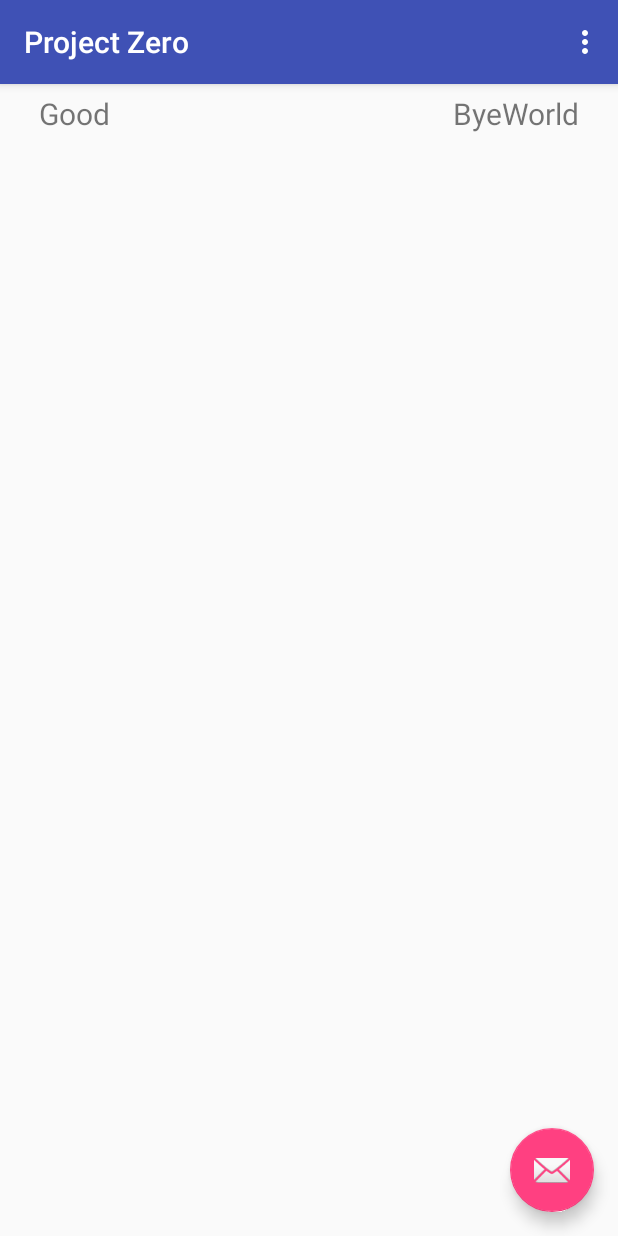
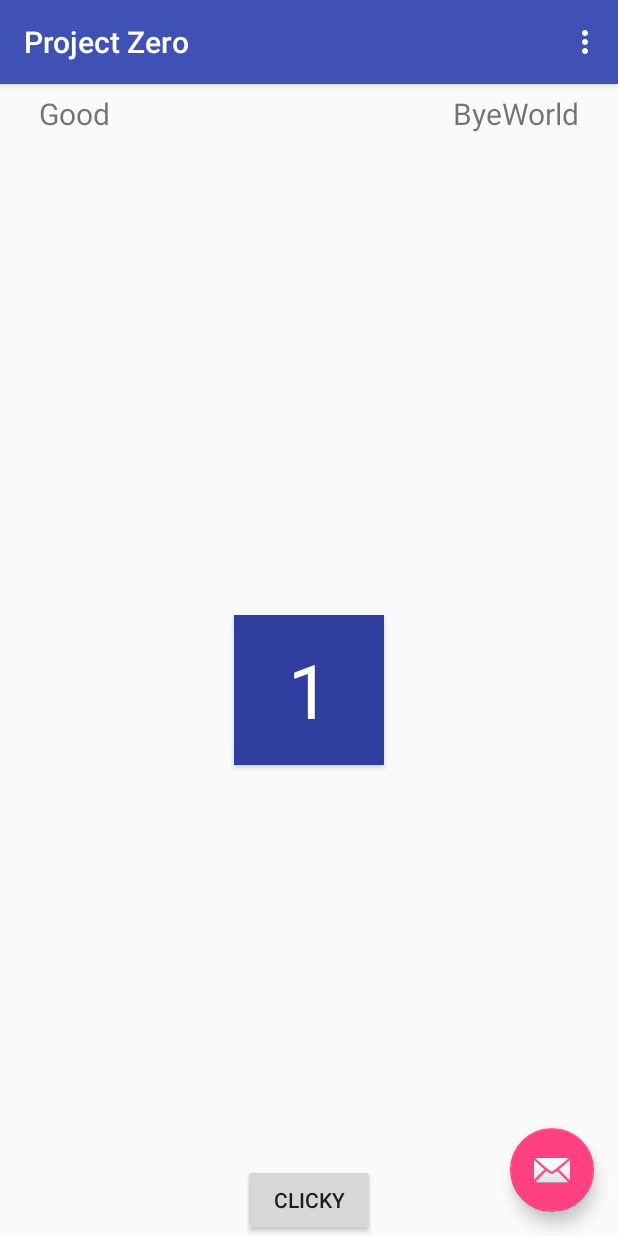
Before and after one commit to vedran-brnjetic/MetropoliaAndroidLabs, an Android app: the screen it shows after launch (MainActivity), on a phone screen of 412 x 824 dp. Run offline under Robolectric (Android 15) with nearby library versions, the phone set to English and light mode, and no system bars; 1 statement that could not run was skipped.

Commit message:
Lab 1B done

```diff
--- a/app/src/main/java/me/byelingual/projectzero/MainActivity.kt
+++ b/app/src/main/java/me/byelingual/projectzero/MainActivity.kt
@@ -22,7 +22,7 @@ class MainActivity : AppCompatActivity() {
         }
 
         // Example of a call to a native method
-        sample_text.text = stringFromJNI()
+        //sample_text.text = stringFromJNI()
     }
 
     override fun onCreateOptionsMenu(menu: Menu): Boolean {
--- a/app/src/main/res/layout/content_main.xml
+++ b/app/src/main/res/layout/content_main.xml
@@ -7,20 +7,20 @@
     app:layout_behavior="@string/appbar_scrolling_view_behavior"
     tools:context="me.byelingual.projectzero.MainActivity"
     tools:showIn="@layout/activity_main">
+
     <LinearLayout
         android:layout_width="match_parent"
         android:layout_height="40dp"
-        android:gravity="center"
-        >
+        android:gravity="center">
 
         <TextView
             android:id="@+id/goodText"
             android:layout_width="100dp"
             android:layout_height="28dp"
+            android:layout_marginEnd="160dp"
             android:text="@string/byeworldApp"
+            android:textAlignment="textStart"
             android:textSize="20sp"
-            android:layout_marginEnd="160dp"
-            android:textAlignment="textStart"
             tools:layout_editor_absoluteX="120"
             tools:layout_editor_absoluteY="16dp" />
 
@@ -29,14 +29,15 @@
             android:layout_width="100dp"
             android:layout_height="28dp"
             android:text="@string/byeworld"
+            android:elevation="8dp"
             android:textAlignment="textEnd"
             android:textSize="20sp"
             tools:layout_editor_absoluteX="120dp"
             tools:layout_editor_absoluteY="16dp" />
     </LinearLayout>
 
-    <!--
-    <GridLayout
+
+    <RelativeLayout
         android:layout_width="match_parent"
         android:layout_height="match_parent"
         android:layout_marginTop="40dp"
@@ -44,14 +45,32 @@
         tools:layout_editor_absoluteY="44dp">
 
         <TextView
-            android:id="@+id/sample_text"
-            android:layout_width="100dp"
+            android:id="@+id/textView"
+            android:layout_width="wrap_content"
             android:layout_height="wrap_content"
-            android:text="@string/project_zero"
-            app:layout_constraintBottom_toBottomOf="parent"
-            app:layout_constraintStart_toEndOf="@+id/textView"
-            app:layout_constraintTop_toTopOf="parent"
-            app:layout_constraintVertical_bias="0.158" />
-    </GridLayout>
-    -->
+            android:layout_centerHorizontal="true"
+            android:layout_centerInParent="true"
+            android:layout_centerVertical="true"
+            android:background="@color/colorPrimaryDark"
+            android:elevation="2dp"
+            android:gravity="center"
+            android:minHeight="100dp"
+            android:minWidth="100dp"
+            android:text="@string/textTwoTxt"
+            android:textAlignment="center"
+            android:textColor="@color/colorWhite"
+            android:textSize="50sp" />
+
+        <Button
+            android:id="@+id/button"
+            android:layout_width="wrap_content"
+            android:layout_height="wrap_content"
+            android:layout_centerHorizontal="true"
+            android:layout_alignParentBottom="true"
+            android:text="@string/buttonClicky"/>
+
+
+
+
+    </RelativeLayout>
 </android.support.constraint.ConstraintLayout>
--- a/app/src/main/res/values/colors.xml
+++ b/app/src/main/res/values/colors.xml
@@ -3,4 +3,5 @@
     <color name="colorPrimary">#3F51B5</color>
     <color name="colorPrimaryDark">#303F9F</color>
     <color name="colorAccent">#FF4081</color>
+    <color name="colorWhite">#FFFFFF</color>
 </resources>
--- a/app/src/main/res/values/strings.xml
+++ b/app/src/main/res/values/strings.xml
@@ -4,4 +4,6 @@
     <string name="byeworld">ByeWorld</string>
     <string name="byeworldApp">Good</string>
     <string name="project_zero">Project .zero</string>
+    <string name="buttonClicky">Clicky</string>
+    <string name="textTwoTxt">1</string>
 </resources>
```
